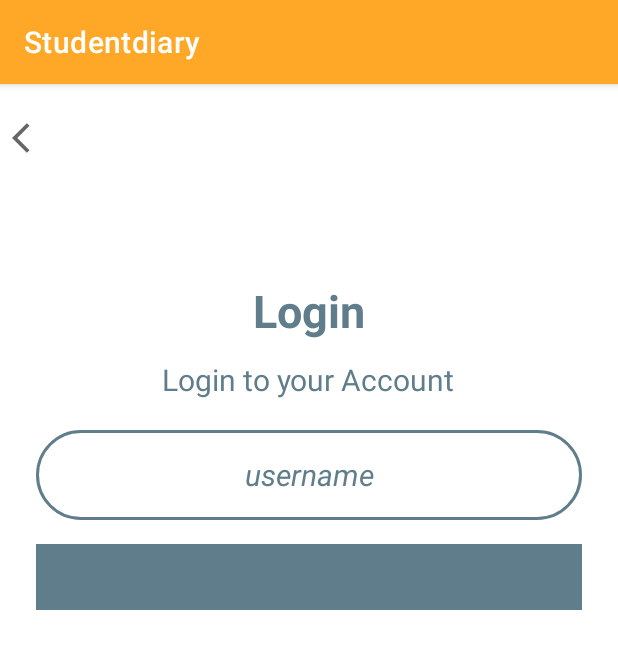
After one commit to Apoorvdixit107/StudentDiaryApp, an Android app: the Login_Activity screen opened directly, with no data from a screen before it, on a phone screen of 412 x 824 dp. The commit adds this screen. Shown: the top 649 px of the screen. Run offline under Robolectric (Android 15) with nearby library versions, the phone set to English and light mode, and no system bars.

Commit message:
Login Screen Done.

```diff
--- a/app/src/main/AndroidManifest.xml
+++ b/app/src/main/AndroidManifest.xml
@@ -10,6 +10,9 @@
         android:supportsRtl="true"
         android:theme="@style/Theme.Studentdiary">
         <activity
+            android:name=".Login_Activity"
+            android:exported="false" />
+        <activity
             android:name=".MainActivity"
             android:exported="true">
             <intent-filter>
--- /dev/null
+++ b/app/src/main/java/com/example/studentdiary/Login_Activity.java
@@ -0,0 +1,14 @@
+package com.example.studentdiary;
+
+import androidx.appcompat.app.AppCompatActivity;
+
+import android.os.Bundle;
+
+public class Login_Activity extends AppCompatActivity {
+
+    @Override
+    protected void onCreate(Bundle savedInstanceState) {
+        super.onCreate(savedInstanceState);
+        setContentView(R.layout.activity_login);
+    }
+}
--- a/app/src/main/java/com/example/studentdiary/MainActivity.java
+++ b/app/src/main/java/com/example/studentdiary/MainActivity.java
@@ -2,7 +2,10 @@ package com.example.studentdiary;
 
 import androidx.appcompat.app.AppCompatActivity;
 
+import android.content.Intent;
 import android.os.Bundle;
+import android.view.View;
+import android.widget.Button;
 
 public class MainActivity extends AppCompatActivity {
 
@@ -10,5 +13,13 @@ public class MainActivity extends AppCompatActivity {
     protected void onCreate(Bundle savedInstanceState) {
         super.onCreate(savedInstanceState);
         setContentView(R.layout.activity_main);
+        Button login=(Button)findViewById(R.id.button1);
+        login.setOnClickListener(new View.OnClickListener(){
+            @Override
+            public void onClick(View v) {
+                Intent loginActivity=new Intent(MainActivity.this,Login_Activity.class);
+                MainActivity.this.startActivity(loginActivity);
+            }
+        });
     }
 }
--- /dev/null
+++ b/app/src/main/res/drawable/background_edt1.xml
@@ -0,0 +1,8 @@
+<?xml version="1.0" encoding="utf-8"?>
+<shape xmlns:android="http://schemas.android.com/apk/res/android" android:shape="rectangle">
+    <corners android:radius="60dp"/>
+    <stroke
+        android:width="2dp"
+        android:color="@color/second_color"/>
+
+</shape>
--- /dev/null
+++ b/app/src/main/res/drawable/background_spinner.xml
@@ -0,0 +1,7 @@
+<?xml version="1.0" encoding="utf-8"?>
+<shape xmlns:android="http://schemas.android.com/apk/res/android" android:shape="rectangle">
+<stroke android:width="2dp"
+
+    android:color="@color/second_color"/>
+    <solid android:color="@color/second_color"/>
+</shape>
--- /dev/null
+++ b/app/src/main/res/drawable/ic_baseline_arrow_back_ios_24.xml
@@ -0,0 +1,10 @@
+<vector xmlns:android="http://schemas.android.com/apk/res/android"
+    android:width="24dp"
+    android:height="24dp"
+    android:viewportWidth="24"
+    android:viewportHeight="24"
+    android:tint="?attr/colorControlNormal">
+  <path
+      android:fillColor="@android:color/white"
+      android:pathData="M11.67,3.87L9.9,2.1 0,12l9.9,9.9 1.77,-1.77L3.54,12z"/>
+</vector>
--- /dev/null
+++ b/app/src/main/res/drawable/ic_baseline_arrow_forward_ios_24.xml
@@ -0,0 +1,10 @@
+<vector xmlns:android="http://schemas.android.com/apk/res/android"
+    android:width="24dp"
+    android:height="24dp"
+    android:viewportWidth="24"
+    android:viewportHeight="24"
+    android:tint="?attr/colorControlNormal">
+  <path
+      android:fillColor="@android:color/white"
+      android:pathData="M5.88,4.12L13.76,12l-7.88,7.88L8,22l10,-10L8,2z"/>
+</vector>
--- /dev/null
+++ b/app/src/main/res/layout/activity_login.xml
@@ -0,0 +1,86 @@
+<?xml version="1.0" encoding="utf-8"?>
+<androidx.constraintlayout.widget.ConstraintLayout xmlns:android="http://schemas.android.com/apk/res/android"
+    xmlns:app="http://schemas.android.com/apk/res-auto"
+    xmlns:tools="http://schemas.android.com/tools"
+    android:layout_width="match_parent"
+    android:layout_height="match_parent"
+    tools:context=".Login_Activity">
+
+    <ImageView
+        android:id="@+id/imageView3"
+        android:layout_width="wrap_content"
+        android:layout_height="wrap_content"
+        android:layout_marginStart="7dp"
+        android:layout_marginTop="5dp"
+        android:layout_marginEnd="380dp"
+        android:layout_marginBottom="702dp"
+        app:layout_constraintBottom_toBottomOf="parent"
+        app:layout_constraintEnd_toEndOf="parent"
+        app:layout_constraintStart_toStartOf="parent"
+        app:layout_constraintTop_toTopOf="parent"
+        app:srcCompat="@drawable/ic_baseline_arrow_back_ios_24" />
+
+    <TextView
+        android:id="@+id/textView2"
+        android:layout_width="wrap_content"
+        android:layout_height="wrap_content"
+        android:text="Login"
+        android:textColor="@color/second_color"
+        android:textSize="30sp"
+        android:textStyle="bold"
+        app:layout_constraintBottom_toBottomOf="parent"
+        app:layout_constraintEnd_toEndOf="parent"
+        app:layout_constraintStart_toStartOf="parent"
+        app:layout_constraintTop_toTopOf="parent"
+        app:layout_constraintVertical_bias="0.18" />
+
+    <TextView
+        android:id="@+id/textView3"
+        android:layout_width="wrap_content"
+        android:layout_height="wrap_content"
+        android:layout_marginTop="12dp"
+        android:text="Login to your Account"
+        android:textColor="@color/second_color"
+        android:textSize="20sp"
+        app:layout_constraintEnd_toEndOf="parent"
+        app:layout_constraintHorizontal_bias="0.498"
+        app:layout_constraintStart_toStartOf="parent"
+        app:layout_constraintTop_toBottomOf="@+id/textView2" />
+
+    <LinearLayout
+        android:layout_width="match_parent"
+        android:layout_height="120dp"
+        android:layout_marginStart="24dp"
+        android:layout_marginTop="20dp"
+        android:layout_marginEnd="24dp"
+        android:orientation="vertical"
+        app:layout_constraintEnd_toEndOf="parent"
+        app:layout_constraintHorizontal_bias="0.0"
+        app:layout_constraintStart_toStartOf="parent"
+        app:layout_constraintTop_toBottomOf="@+id/textView3">
+
+        <EditText
+            android:id="@+id/editTextTextPersonName3"
+            android:layout_width="match_parent"
+            android:layout_height="60dp"
+            android:background="@drawable/background_edt1"
+            android:backgroundTint="@null"
+            android:ems="10"
+            android:inputType="textPersonName"
+            android:text="username"
+            android:textAlignment="center"
+            android:textColor="@color/second_color"
+            android:textSize="20sp"
+            android:textStyle="italic" />
+
+        <Spinner
+            android:autofillHints="ABES Engineering College"
+            android:id="@+id/spinner2"
+            android:layout_width="match_parent"
+            android:layout_height="match_parent"
+            android:layout_marginTop="16dp"
+            android:background="@drawable/background_spinner"
+            android:padding="16dp" />
+
+    </LinearLayout>
+</androidx.constraintlayout.widget.ConstraintLayout>
--- a/app/src/main/res/values-night/themes.xml
+++ b/app/src/main/res/values-night/themes.xml
@@ -2,13 +2,13 @@
     <!-- Base application theme. -->
     <style name="Theme.Studentdiary" parent="Theme.MaterialComponents.DayNight.DarkActionBar">
         <!-- Primary brand color. -->
-        <item name="colorPrimary">@color/purple_200</item>
-        <item name="colorPrimaryVariant">@color/purple_700</item>
-        <item name="colorOnPrimary">@color/black</item>
+        <item name="colorPrimary">@color/second_color</item>
+        <item name="colorPrimaryVariant">@color/second_color</item>
+        <item name="colorOnPrimary">@color/white</item>
         <!-- Secondary brand color. -->
         <item name="colorSecondary">@color/teal_200</item>
         <item name="colorSecondaryVariant">@color/teal_200</item>
-        <item name="colorOnSecondary">@color/black</item>
+        <item name="colorOnSecondary">@color/white</item>
         <!-- Status bar color. -->
         <item name="android:statusBarColor" tools:targetApi="l">?attr/colorPrimaryVariant</item>
         <!-- Customize your theme here. -->
```
